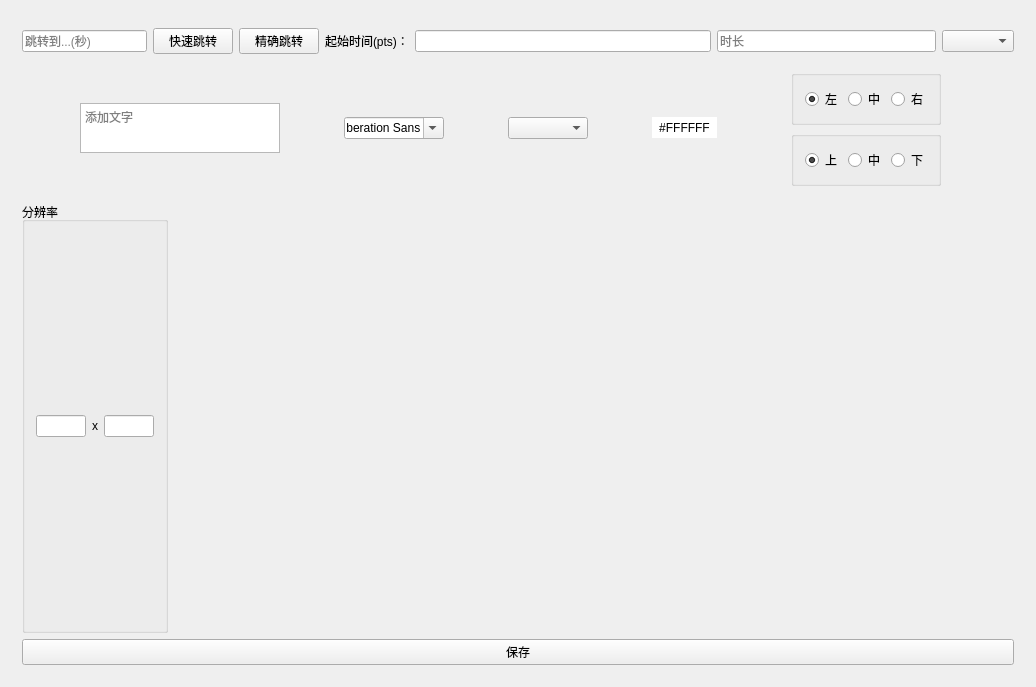
Old version of the form src/mainwindow/fcmainwidget.ui in the repository LiangZuoting/ffcutter.
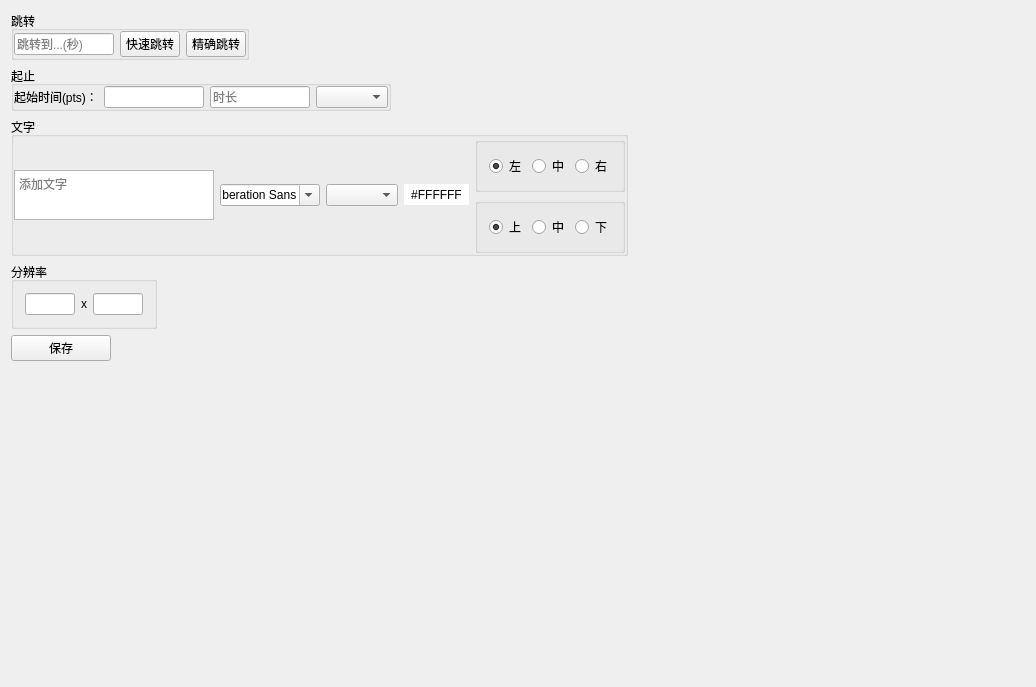
New version of the form. Custom widgets are drawn as their Qt base class.

Diff of the .ui file:
```diff
--- a/src/mainwindow/fcmainwidget.ui
+++ b/src/mainwindow/fcmainwidget.ui
@@ -14,18 +14,53 @@
    <string>FCMainWidget</string>
   </property>
   <layout class="QVBoxLayout" name="layout" stretch="0,0">
-   <item>
-    <widget class="FCFileInfoWidget" name="fiWidget" native="true"/>
-   </item>
    <item>
     <widget class="QWidget" name="opWidget" native="true">
      <layout class="QVBoxLayout" name="verticalLayout_2">
+      <property name="leftMargin">
+       <number>0</number>
+      </property>
+      <property name="topMargin">
+       <number>0</number>
+      </property>
+      <property name="rightMargin">
+       <number>0</number>
+      </property>
+      <property name="bottomMargin">
+       <number>0</number>
+      </property>
       <item>
-       <layout class="QHBoxLayout" name="horizontalLayout_2">
-        <item>
+       <widget class="QGroupBox" name="">
+        <property name="sizePolicy">
+         <sizepolicy hsizetype="Fixed" vsizetype="Preferred">
+          <horstretch>0</horstretch>
+          <verstretch>0</verstretch>
+         </sizepolicy>
+        </property>
+        <property name="title">
+         <string>跳转</string>
+        </property>
          <layout class="QHBoxLayout" name="seekLayout">
+         <property name="leftMargin">
+          <number>0</number>
+         </property>
+         <property name="topMargin">
+          <number>0</number>
+         </property>
+         <property name="rightMargin">
+          <number>0</number>
+         </property>
+         <property name="bottomMargin">
+          <number>0</number>
+         </property>
           <item>
            <widget class="QLineEdit" name="seekEdit">
+           <property name="maximumSize">
+            <size>
+             <width>100</width>
+             <height>16777215</height>
+            </size>
+           </property>
             <property name="placeholderText">
              <string>跳转到...(秒)</string>
             </property>
@@ -33,6 +68,12 @@
           </item>
           <item>
            <widget class="QPushButton" name="fastSeekBtn">
+           <property name="maximumSize">
+            <size>
+             <width>60</width>
+             <height>16777215</height>
+            </size>
+           </property>
             <property name="text">
              <string>快速跳转</string>
             </property>
@@ -40,47 +81,117 @@
           </item>
           <item>
            <widget class="QPushButton" name="exactSeekBtn">
+           <property name="maximumSize">
+            <size>
+             <width>60</width>
+             <height>16777215</height>
+            </size>
+           </property>
             <property name="text">
              <string>精确跳转</string>
             </property>
            </widget>
           </item>
          </layout>
-        </item>
+       </widget>
+      </item>
+      <item>
+       <widget class="QGroupBox" name="groupBox_2">
+        <property name="sizePolicy">
+         <sizepolicy hsizetype="Fixed" vsizetype="Preferred">
+          <horstretch>0</horstretch>
+          <verstretch>0</verstretch>
+         </sizepolicy>
+        </property>
+        <property name="title">
+         <string>起止</string>
+        </property>
+        <layout class="QHBoxLayout" name="horizontalLayout">
+         <property name="leftMargin">
+          <number>0</number>
+         </property>
+         <property name="topMargin">
+          <number>0</number>
+         </property>
+         <property name="rightMargin">
+          <number>0</number>
+         </property>
+         <property name="bottomMargin">
+          <number>0</number>
+         </property>
         <item>
          <widget class="QLabel" name="label_3">
+           <property name="sizePolicy">
+            <sizepolicy hsizetype="Fixed" vsizetype="Preferred">
+             <horstretch>0</horstretch>
+             <verstretch>0</verstretch>
+            </sizepolicy>
+           </property>
           <property name="text">
            <string>起始时间(pts)：</string>
           </property>
          </widget>
         </item>
         <item>
-         <widget class="QLineEdit" name="startPtsEdit"/>
-        </item>
-        <item>
-         <layout class="QHBoxLayout" name="horizontalLayout">
+          <widget class="QLineEdit" name="startPtsEdit">
+           <property name="maximumSize">
+            <size>
+             <width>100</width>
+             <height>16777215</height>
+            </size>
+           </property>
+          </widget>
+         </item>
           <item>
            <widget class="QLineEdit" name="durationEdit">
+           <property name="maximumSize">
+            <size>
+             <width>100</width>
+             <height>16777215</height>
+            </size>
+           </property>
             <property name="placeholderText">
              <string>时长</string>
             </property>
            </widget>
           </item>
           <item>
-           <widget class="QComboBox" name="durationUnitComboBox"/>
-          </item>
-         </layout>
-        </item>
-       </layout>
+          <widget class="QComboBox" name="durationUnitComboBox">
+           <property name="maximumSize">
+            <size>
+             <width>80</width>
+             <height>16777215</height>
+            </size>
+           </property>
+          </widget>
+         </item>
+        </layout>
+       </widget>
       </item>
       <item>
+       <widget class="QGroupBox" name="">
+        <property name="sizePolicy">
+         <sizepolicy hsizetype="Fixed" vsizetype="Fixed">
+          <horstretch>0</horstretch>
+          <verstretch>0</verstretch>
+         </sizepolicy>
+        </property>
+        <property name="title">
+         <string>文字</string>
+        </property>
        <layout class="QHBoxLayout" name="horizontalLayout_3">
         <property name="leftMargin">
          <number>0</number>
         </property>
+         <property name="topMargin">
+          <number>0</number>
+         </property>
         <property name="rightMargin">
          <number>0</number>
         </property>
+         <property name="bottomMargin">
+          <number>0</number>
+         </property>
         <item>
          <widget class="QPlainTextEdit" name="textEdit">
           <property name="maximumSize">
@@ -133,16 +244,16 @@
         <item>
          <layout class="QVBoxLayout" name="verticalLayout">
           <property name="leftMargin">
-           <number>10</number>
+            <number>0</number>
           </property>
           <property name="topMargin">
-           <number>10</number>
+            <number>0</number>
           </property>
           <property name="rightMargin">
-           <number>10</number>
+            <number>0</number>
           </property>
           <property name="bottomMargin">
-           <number>10</number>
+            <number>0</number>
           </property>
           <item>
            <widget class="QGroupBox" name="halignGroupBox">
@@ -231,11 +342,12 @@
          </layout>
         </item>
        </layout>
+       </widget>
       </item>
       <item>
        <widget class="QGroupBox" name="groupBox">
         <property name="sizePolicy">
-         <sizepolicy hsizetype="Fixed" vsizetype="Preferred">
+         <sizepolicy hsizetype="Fixed" vsizetype="Fixed">
           <horstretch>0</horstretch>
           <verstretch>0</verstretch>
          </sizepolicy>
@@ -276,6 +388,12 @@
       </item>
       <item>
        <widget class="QPushButton" name="saveBtn">
+        <property name="maximumSize">
+         <size>
+          <width>100</width>
+          <height>40</height>
+         </size>
+        </property>
         <property name="text">
          <string>保存</string>
         </property>
@@ -284,6 +402,9 @@
      </layout>
     </widget>
    </item>
+   <item>
+    <widget class="FCFileInfoWidget" name="fiWidget" native="true"/>
+   </item>
   </layout>
  </widget>
  <layoutdefault spacing="6" margin="11"/>
```
Lines whose indentation alone changed are shown as unchanged.
